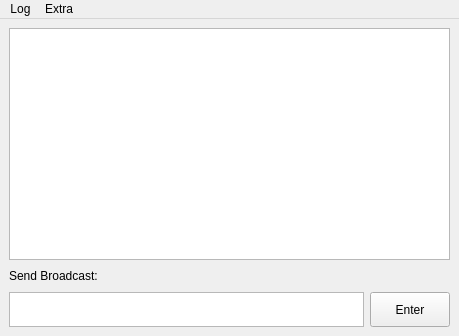
Howest-AdvMathProg/project-2021-Joren-vanGoethem, file server/gui/ui/MainWindow.ui: the form before one commit.
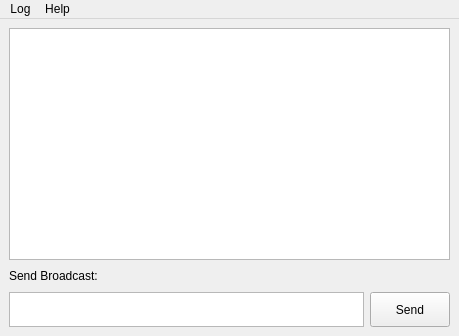
The form after the commit.

What changed in the file:
```diff
--- a/server/gui/ui/MainWindow.ui
+++ b/server/gui/ui/MainWindow.ui
@@ -107,7 +107,7 @@
          </size>
         </property>
         <property name="text">
-         <string>Enter</string>
+         <string>Send</string>
         </property>
        </widget>
       </item>
@@ -134,7 +134,7 @@
    </widget>
    <widget class="QMenu" name="menuExtra">
     <property name="title">
-     <string>Extra</string>
+     <string>Help</string>
     </property>
     <addaction name="actiontest"/>
     <addaction name="actionAbout"/>
```
Left out of the diff: 2 changed lines with no effect on the pictures.
